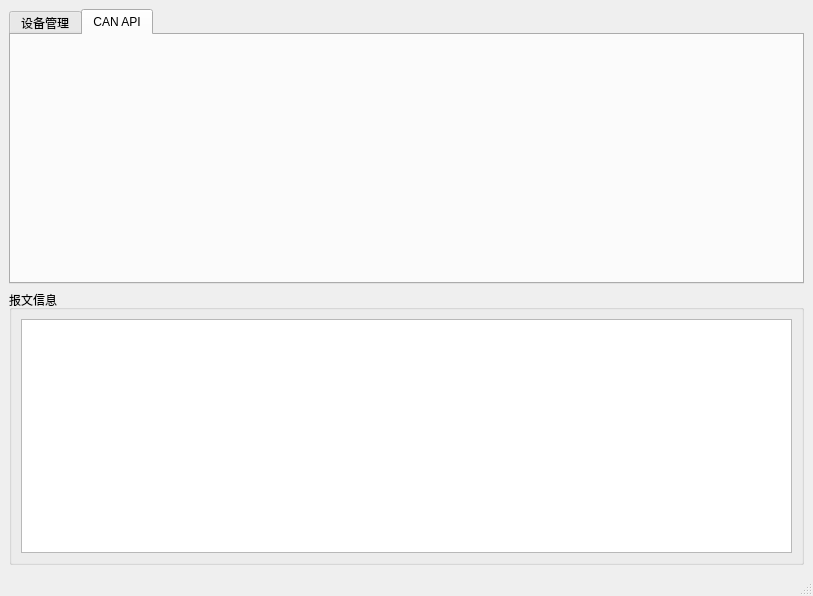
Before: the Qt Designer form Demo/libTSCAN_PyDemo.ui in sy950915/libTSCANApi, drawn with Qt 5.
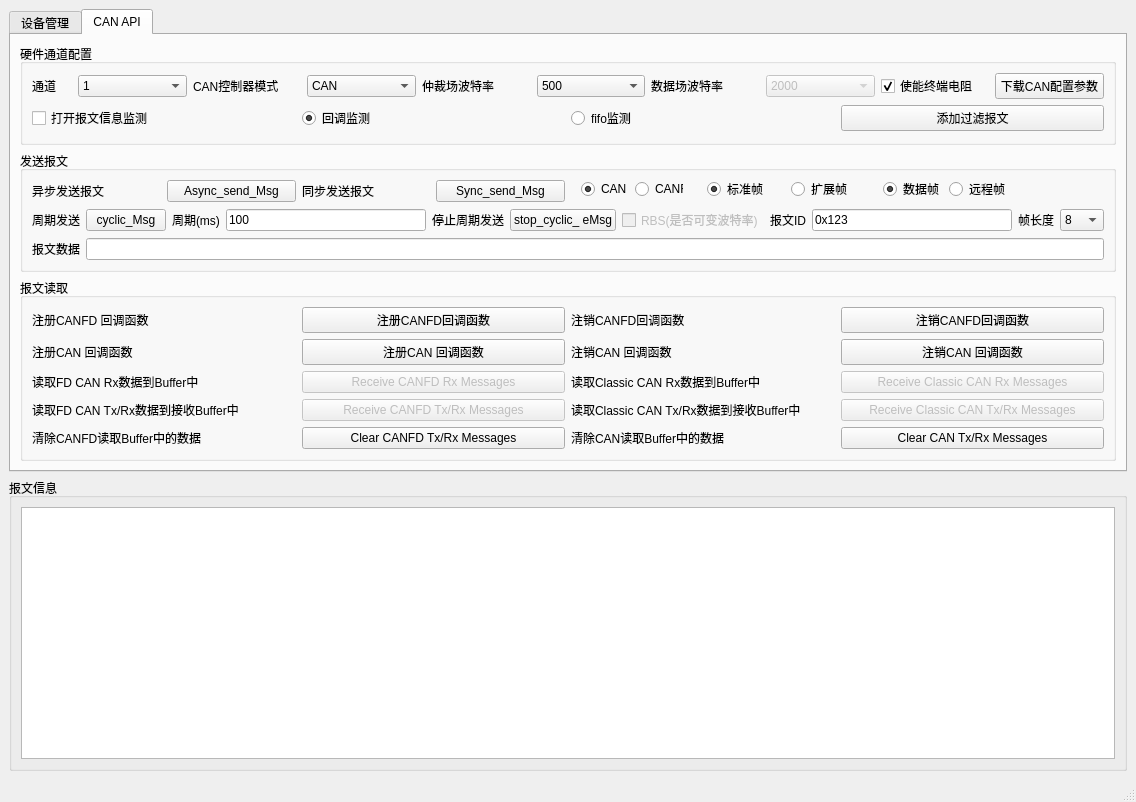
After: the same form once the commit is applied. The open tabs and pages were chosen to show the change. Icons and pictures are not drawn.

Diff of the .ui file:
```diff
--- a/Demo/libTSCAN_PyDemo.ui
+++ b/Demo/libTSCAN_PyDemo.ui
@@ -6,8 +6,8 @@
    <rect>
     <x>0</x>
     <y>0</y>
-    <width>813</width>
-    <height>596</height>
+    <width>1136</width>
+    <height>802</height>
    </rect>
   </property>
   <property name="windowTitle">
@@ -284,6 +284,809 @@
        <attribute name="title">
         <string>CAN API</string>
        </attribute>
+       <layout class="QHBoxLayout" name="horizontalLayout_9">
+        <item>
+         <layout class="QVBoxLayout" name="verticalLayout_8">
+          <item>
+           <widget class="QGroupBox" name="groupBox_3">
+            <property name="title">
+             <string>硬件通道配置</string>
+            </property>
+            <layout class="QHBoxLayout" name="horizontalLayout_12">
+             <item>
+              <layout class="QVBoxLayout" name="verticalLayout_9">
+               <item>
+                <layout class="QHBoxLayout" name="horizontalLayout_10">
+                 <item>
+                  <widget class="QLabel" name="label_7">
+                   <property name="maximumSize">
+                    <size>
+                     <width>40</width>
+                     <height>16777215</height>
+                    </size>
+                   </property>
+                   <property name="text">
+                    <string>通道</string>
+                   </property>
+                  </widget>
+                 </item>
+                 <item>
+                  <widget class="QComboBox" name="cbb_channelList">
+                   <item>
+                    <property name="text">
+                     <string>1</string>
+                    </property>
+                   </item>
+                   <item>
+                    <property name="text">
+                     <string>2</string>
+                    </property>
+                   </item>
+                   <item>
+                    <property name="text">
+                     <string>3</string>
+                    </property>
+                   </item>
+                   <item>
+                    <property name="text">
+                     <string>4</string>
+                    </property>
+                   </item>
+                   <item>
+                    <property name="text">
+                     <string>5</string>
+                    </property>
+                   </item>
+                   <item>
+                    <property name="text">
+                     <string>6</string>
+                    </property>
+                   </item>
+                   <item>
+                    <property name="text">
+                     <string>7</string>
+                    </property>
+                   </item>
+                   <item>
+                    <property name="text">
+                     <string>8</string>
+                    </property>
+                   </item>
+                   <item>
+                    <property name="text">
+                     <string>9</string>
+                    </property>
+                   </item>
+                   <item>
+                    <property name="text">
+                     <string>10</string>
+                    </property>
+                   </item>
+                   <item>
+                    <property name="text">
+                     <string>11</string>
+                    </property>
+                   </item>
+                   <item>
+                    <property name="text">
+                     <string>12</string>
+                    </property>
+                   </item>
+                   <item>
+                    <property name="text">
+                     <string>13</string>
+                    </property>
+                   </item>
+                   <item>
+                    <property name="text">
+                     <string>14</string>
+                    </property>
+                   </item>
+                   <item>
+                    <property name="text">
+                     <string>15</string>
+                    </property>
+                   </item>
+                   <item>
+                    <property name="text">
+                     <string>16</string>
+                    </property>
+                   </item>
+                   <item>
+                    <property name="text">
+                     <string>17</string>
+                    </property>
+                   </item>
+                   <item>
+                    <property name="text">
+                     <string>18</string>
+                    </property>
+                   </item>
+                  </widget>
+                 </item>
+                 <item>
+                  <widget class="QLabel" name="label_8">
+                   <property name="text">
+                    <string>CAN控制器模式</string>
+                   </property>
+                  </widget>
+                 </item>
+                 <item>
+                  <widget class="QComboBox" name="cbb_canType">
+                   <item>
+                    <property name="text">
+                     <string>CAN</string>
+                    </property>
+                   </item>
+                   <item>
+                    <property name="text">
+                     <string>CANFD</string>
+                    </property>
+                   </item>
+                  </widget>
+                 </item>
+                 <item>
+                  <widget class="QLabel" name="label_9">
+                   <property name="text">
+                    <string>仲裁场波特率</string>
+                   </property>
+                  </widget>
+                 </item>
+                 <item>
+                  <widget class="QComboBox" name="cbb_rate">
+                   <property name="currentIndex">
+                    <number>2</number>
+                   </property>
+                   <item>
+                    <property name="text">
+                     <string>125</string>
+                    </property>
+                   </item>
+                   <item>
+                    <property name="text">
+                     <string>250</string>
+                    </property>
+                   </item>
+                   <item>
+                    <property name="text">
+                     <string>500</string>
+                    </property>
+                   </item>
+                   <item>
+                    <property name="text">
+                     <string>1000</string>
+                    </property>
+                   </item>
+                  </widget>
+                 </item>
+                 <item>
+                  <widget class="QLabel" name="label_10">
+                   <property name="text">
+                    <string>数据场波特率</string>
+                   </property>
+                  </widget>
+                 </item>
+                 <item>
+                  <widget class="QComboBox" name="cbb_data">
+                   <property name="enabled">
+                    <bool>false</bool>
+                   </property>
+                   <property name="currentIndex">
+                    <number>1</number>
+                   </property>
+                   <item>
+                    <property name="text">
+                     <string>1000</string>
+                    </property>
+                   </item>
+                   <item>
+                    <property name="text">
+                     <string>2000</string>
+                    </property>
+                   </item>
+                   <item>
+                    <property name="text">
+                     <string>4000</string>
+                    </property>
+                   </item>
+                   <item>
+                    <property name="text">
+                     <string>8000</string>
+                    </property>
+                   </item>
+                  </widget>
+                 </item>
+                 <item>
+                  <widget class="QCheckBox" name="cb_enableBtv">
+                   <property name="text">
+                    <string>使能终端电阻</string>
+                   </property>
+                   <property name="checked">
+                    <bool>true</bool>
+                   </property>
+                  </widget>
+                 </item>
+                 <item>
+                  <widget class="QPushButton" name="btn_downloadCAN">
+                   <property name="text">
+                    <string>下载CAN配置参数</string>
+                   </property>
+                  </widget>
+                 </item>
+                </layout>
+               </item>
+               <item>
+                <layout class="QHBoxLayout" name="horizontalLayout_11">
+                 <item>
+                  <widget class="QCheckBox" name="cb_MsgShow">
+                   <property name="text">
+                    <string>打开报文信息监测</string>
+                   </property>
+                  </widget>
+                 </item>
+                 <item>
+                  <widget class="QRadioButton" name="rb_CallBack">
+                   <property name="tabletTracking">
+                    <bool>false</bool>
+                   </property>
+                   <property name="text">
+                    <string>回调监测</string>
+                   </property>
+                   <property name="checked">
+                    <bool>true</bool>
+                   </property>
+                  </widget>
+                 </item>
+                 <item>
+                  <widget class="QRadioButton" name="rb_tsFifo">
+                   <property name="text">
+                    <string>fifo监测</string>
+                   </property>
+                  </widget>
+                 </item>
+                 <item>
+                  <widget class="QPushButton" name="btn_addFilter">
+                   <property name="text">
+                    <string>添加过滤报文</string>
+                   </property>
+                  </widget>
+                 </item>
+                </layout>
+               </item>
+              </layout>
+             </item>
+            </layout>
+           </widget>
+          </item>
+          <item>
+           <widget class="QGroupBox" name="groupBox_5">
+            <property name="title">
+             <string>发送报文</string>
+            </property>
+            <layout class="QVBoxLayout" name="verticalLayout_10">
+             <item>
+              <layout class="QHBoxLayout" name="horizontalLayout_28">
+               <item>
+                <layout class="QHBoxLayout" name="horizontalLayout_13">
+                 <item>
+                  <widget class="QLabel" name="label_11">
+                   <property name="text">
+                    <string>异步发送报文</string>
+                   </property>
+                  </widget>
+                 </item>
+                 <item>
+                  <widget class="QPushButton" name="btn_asyncSendMsg">
+                   <property name="text">
+                    <string>Async_send_Msg</string>
+                   </property>
+                  </widget>
+                 </item>
+                 <item>
+                  <widget class="QLabel" name="label_12">
+                   <property name="text">
+                    <string>同步发送报文</string>
+                   </property>
+                  </widget>
+                 </item>
+                 <item>
+                  <widget class="QPushButton" name="btn_SyncSendMsg">
+                   <property name="text">
+                    <string>Sync_send_Msg</string>
+                   </property>
+                  </widget>
+                 </item>
+                </layout>
+               </item>
+               <item>
+                <layout class="QHBoxLayout" name="horizontalLayout_27">
+                 <item>
+                  <widget class="QWidget" name="widget" native="true">
+                   <property name="maximumSize">
+                    <size>
+                     <width>120</width>
+                     <height>16777215</height>
+                    </size>
+                   </property>
+                   <widget class="QWidget" name="">
+                    <property name="geometry">
+                     <rect>
+                      <x>10</x>
+                      <y>0</y>
+                      <width>102</width>
+                      <height>18</height>
+                     </rect>
+                    </property>
+                    <layout class="QHBoxLayout" name="horizontalLayout_14">
+                     <item>
+                      <widget class="QRadioButton" name="rb_canMode">
+                       <property name="text">
+                        <string>CAN</string>
+                       </property>
+                       <property name="checked">
+                        <bool>true</bool>
+                       </property>
+                      </widget>
+                     </item>
+                     <item>
+                      <widget class="QRadioButton" name="rb_canfdMode">
+                       <property name="text">
+                        <string>CANFD</string>
+                       </property>
+                      </widget>
+                     </item>
+                    </layout>
+                   </widget>
+                  </widget>
+                 </item>
+                 <item>
+                  <widget class="QWidget" name="widget_3" native="true">
+                   <property name="maximumSize">
+                    <size>
+                     <width>180</width>
+                     <height>16777215</height>
+                    </size>
+                   </property>
+                   <widget class="QWidget" name="">
+                    <property name="geometry">
+                     <rect>
+                      <x>10</x>
+                      <y>0</y>
+                      <width>161</width>
+                      <height>18</height>
+                     </rect>
+                    </property>
+                    <layout class="QHBoxLayout" name="horizontalLayout_17">
+                     <item>
+                      <widget class="QRadioButton" name="rb_stdMsg">
+                       <property name="text">
+                        <string>标准帧</string>
+                       </property>
+                       <property name="checked">
+                        <bool>true</bool>
+                       </property>
+                      </widget>
+                     </item>
+                     <item>
+                      <widget class="QRadioButton" name="rb_extendMsg">
+                       <property name="text">
+                        <string>扩展帧</string>
+                       </property>
+                      </widget>
+                     </item>
+                    </layout>
+                   </widget>
+                  </widget>
+                 </item>
+                 <item>
+                  <widget class="QWidget" name="widget_2" native="true">
+                   <widget class="QWidget" name="">
+                    <property name="geometry">
+                     <rect>
+                      <x>0</x>
+                      <y>0</y>
+                      <width>126</width>
+                      <height>18</height>
+                     </rect>
+                    </property>
+                    <layout class="QHBoxLayout" name="horizontalLayout_16">
+                     <item>
+                      <widget class="QRadioButton" name="rb_DataMsg">
+                       <property name="text">
+                        <string>数据帧</string>
+                       </property>
+                       <property name="checked">
+                        <bool>true</bool>
+                       </property>
+                      </widget>
+                     </item>
+                     <item>
+                      <widget class="QRadioButton" name="rb_remMsg">
+                       <property name="text">
+                        <string>远程帧</string>
+                       </property>
+                      </widget>
+                     </item>
+                    </layout>
+                   </widget>
+                  </widget>
+                 </item>
+                </layout>
+               </item>
+              </layout>
+             </item>
+             <item>
+              <layout class="QHBoxLayout" name="horizontalLayout_19">
+               <item>
+                <widget class="QLabel" name="label_13">
+                 <property name="text">
+                  <string>周期发送</string>
+                 </property>
+                </widget>
+               </item>
+               <item>
+                <widget class="QPushButton" name="btn_cyclicMsg">
+                 <property name="text">
+                  <string>cyclic_Msg</string>
+                 </property>
+                </widget>
+               </item>
+               <item>
+                <widget class="QLabel" name="label_28">
+                 <property name="text">
+                  <string>周期(ms)</string>
+                 </property>
+                </widget>
+               </item>
+               <item>
+                <widget class="QLineEdit" name="tb_CycliTime">
+                 <property name="text">
+                  <string>100</string>
+                 </property>
+                </widget>
+               </item>
+               <item>
+                <widget class="QLabel" name="label_14">
+                 <property name="text">
+                  <string>停止周期发送</string>
+                 </property>
+                </widget>
+               </item>
+               <item>
+                <widget class="QPushButton" name="btn_stopCyclicMsg">
+                 <property name="text">
+                  <string>stop_cyclic_ eMsg</string>
+                 </property>
+                </widget>
+               </item>
+               <item>
+                <widget class="QCheckBox" name="cb_enableRbs">
+                 <property name="enabled">
+                  <bool>false</bool>
+                 </property>
+                 <property name="text">
+                  <string>RBS(是否可变波特率)</string>
+                 </property>
+                 <property name="checkable">
+                  <bool>true</bool>
+                 </property>
+                </widget>
+               </item>
+               <item>
+                <widget class="QLabel" name="label_15">
+                 <property name="text">
+                  <string>报文ID</string>
+                 </property>
+                </widget>
+               </item>
+               <item>
+                <widget class="QLineEdit" name="tb_canId">
+                 <property name="text">
+                  <string>0x123</string>
+                 </property>
+                </widget>
+               </item>
+               <item>
+                <widget class="QLabel" name="label_16">
+                 <property name="text">
+                  <string>帧长度</string>
+                 </property>
+                </widget>
+               </item>
+               <item>
+                <widget class="QComboBox" name="cbb_canDLC">
+                 <property name="currentIndex">
+                  <number>8</number>
+                 </property>
+                 <item>
+                  <property name="text">
+                   <string>0</string>
+                  </property>
+                 </item>
+                 <item>
+                  <property name="text">
+                   <string>1</string>
+                  </property>
+                 </item>
+                 <item>
+                  <property name="text">
+                   <string>2</string>
+                  </property>
+                 </item>
+                 <item>
+                  <property name="text">
+                   <string>3</string>
+                  </property>
+                 </item>
+                 <item>
+                  <property name="text">
+                   <string>4</string>
+                  </property>
+                 </item>
+                 <item>
+                  <property name="text">
+                   <string>5</string>
+                  </property>
+                 </item>
+                 <item>
+                  <property name="text">
+                   <string>6</string>
+                  </property>
+                 </item>
+                 <item>
+                  <property name="text">
+                   <string>7</string>
+                  </property>
+                 </item>
+                 <item>
+                  <property name="text">
+                   <string>8</string>
+                  </property>
+                 </item>
+                 <item>
+                  <property name="text">
+                   <string>9</string>
+                  </property>
+                 </item>
+                 <item>
+                  <property name="text">
+                   <string>10</string>
+                  </property>
+                 </item>
+                 <item>
+                  <property name="text">
+                   <string>11</string>
+                  </property>
+                 </item>
+                 <item>
+                  <property name="text">
+                   <string>12</string>
+                  </property>
+                 </item>
+                 <item>
+                  <property name="text">
+                   <string>13</string>
+                  </property>
+                 </item>
+                 <item>
+                  <property name="text">
+                   <string>14</string>
+                  </property>
+                 </item>
+                 <item>
+                  <property name="text">
+                   <string>15</string>
+                  </property>
+                 </item>
+                </widget>
+               </item>
+              </layout>
+             </item>
+             <item>
+              <layout class="QHBoxLayout" name="horizontalLayout_20">
+               <item>
+                <widget class="QLabel" name="label_17">
+                 <property name="text">
+                  <string>报文数据</string>
+                 </property>
+                </widget>
+               </item>
+               <item>
+                <widget class="QLineEdit" name="tb_CANMsgData"/>
+               </item>
+              </layout>
+             </item>
+            </layout>
+           </widget>
+          </item>
+          <item>
+           <widget class="QGroupBox" name="groupBox_4">
+            <property name="title">
+             <string>报文读取</string>
+            </property>
+            <layout class="QHBoxLayout" name="horizontalLayout_26">
+             <item>
+              <layout class="QVBoxLayout" name="verticalLayout_11">
+               <item>
+                <layout class="QHBoxLayout" name="horizontalLayout_24">
+                 <item>
+                  <widget class="QLabel" name="label_25">
+                   <property name="text">
+                    <string>注册CANFD 回调函数</string>
+                   </property>
+                  </widget>
+                 </item>
+                 <item>
+                  <widget class="QPushButton" name="btn_regCANFDCallBack">
+                   <property name="text">
+                    <string>注册CANFD回调函数</string>
+                   </property>
+                  </widget>
+                 </item>
+                 <item>
+                  <widget class="QLabel" name="label_24">
+                   <property name="text">
+                    <string>注销CANFD回调函数</string>
+                   </property>
+                  </widget>
+                 </item>
+                 <item>
+                  <widget class="QPushButton" name="btn_unregCANFDCallBack">
+                   <property name="text">
+                    <string>注销CANFD回调函数</string>
+                   </property>
+                  </widget>
+                 </item>
+                </layout>
+               </item>
+               <item>
+                <layout class="QHBoxLayout" name="horizontalLayout_23">
+                 <item>
+                  <widget class="QLabel" name="label_23">
+                   <property name="text">
+                    <string>注册CAN 回调函数</string>
+                   </property>
+                  </widget>
+                 </item>
+                 <item>
+                  <widget class="QPushButton" name="btn_regCANCallBack">
+                   <property name="text">
+                    <string>注册CAN 回调函数</string>
+                   </property>
+                  </widget>
+                 </item>
+                 <item>
+                  <widget class="QLabel" name="label_22">
+                   <property name="text">
+                    <string>注销CAN 回调函数</string>
+                   </property>
+                  </widget>
+                 </item>
+                 <item>
+                  <widget class="QPushButton" name="btn_unregCANCallBack">
+                   <property name="text">
+                    <string>注销CAN 回调函数</string>
+                   </property>
+                  </widget>
+                 </item>
+                </layout>
+               </item>
+               <item>
+                <layout class="QHBoxLayout" name="horizontalLayout_25">
+                 <item>
+                  <widget class="QLabel" name="label_26">
+                   <property name="text">
+                    <string>读取FD CAN Rx数据到Buffer中</string>
+                   </property>
+                  </widget>
+                 </item>
+                 <item>
+                  <widget class="QPushButton" name="btn_FifoRecvCANFDRxMsg">
+                   <property name="enabled">
+                    <bool>false</bool>
+                   </property>
+                   <property name="text">
+                    <string>Receive CANFD Rx Messages</string>
+                   </property>
+                  </widget>
+                 </item>
+                 <item>
+                  <widget class="QLabel" name="label_27">
+                   <property name="text">
+                    <string>读取Classic CAN Rx数据到Buffer中</string>
+                   </property>
+                  </widget>
+                 </item>
+                 <item>
+                  <widget class="QPushButton" name="btn_FifoRecvCANRxMsg">
+                   <property name="enabled">
+                    <bool>false</bool>
+                   </property>
+                   <property name="text">
+                    <string>Receive Classic CAN Rx Messages</string>
+                   </property>
+                  </widget>
+                 </item>
+                </layout>
+               </item>
+               <item>
+                <layout class="QHBoxLayout" name="horizontalLayout_22">
+                 <item>
+                  <widget class="QLabel" name="label_20">
+                   <property name="text">
+                    <string>读取FD CAN Tx/Rx数据到接收Buffer中</string>
+                   </property>
+                  </widget>
+                 </item>
+                 <item>
+                  <widget class="QPushButton" name="btn_FifoRecvCANFDMsg">
+                   <property name="enabled">
+                    <bool>false</bool>
+                   </property>
+                   <property name="text">
+                    <string>Receive CANFD Tx/Rx Messages</string>
+                   </property>
+                  </widget>
+                 </item>
+                 <item>
+                  <widget class="QLabel" name="label_21">
+                   <property name="text">
+                    <string>读取Classic CAN Tx/Rx数据到接收Buffer中</string>
+                   </property>
+                  </widget>
+                 </item>
+                 <item>
+                  <widget class="QPushButton" name="btn_FifoRecvCANMsg">
+                   <property name="enabled">
+                    <bool>false</bool>
+                   </property>
+                   <property name="text">
+                    <string>Receive Classic CAN Tx/Rx Messages</string>
+                   </property>
+                  </widget>
+                 </item>
+                </layout>
+               </item>
+               <item>
+                <layout class="QHBoxLayout" name="horizontalLayout_21">
+                 <item>
+                  <widget class="QLabel" name="label_18">
+                   <property name="text">
+                    <string>清除CANFD读取Buffer中的数据</string>
+                   </property>
+                  </widget>
+                 </item>
+                 <item>
+                  <widget class="QPushButton" name="btn_FifoClearCANFDMsg">
+                   <property name="text">
+                    <string>Clear CANFD Tx/Rx Messages</string>
+                   </property>
+                  </widget>
+                 </item>
+                 <item>
+                  <widget class="QLabel" name="label_19">
+                   <property name="text">
+                    <string>清除CAN读取Buffer中的数据</string>
+                   </property>
+                  </widget>
+                 </item>
+                 <item>
+                  <widget class="QPushButton" name="btn_FifoClearCANMsg">
+                   <property name="text">
+                    <string>Clear CAN Tx/Rx Messages</string>
+                   </property>
+                  </widget>
+                 </item>
+                </layout>
+               </item>
+              </layout>
+             </item>
+            </layout>
+           </widget>
+          </item>
+         </layout>
+        </item>
+       </layout>
       </widget>
      </widget>
     </item>
```
Left out of the diff: 397 changed lines with no effect on the pictures.
